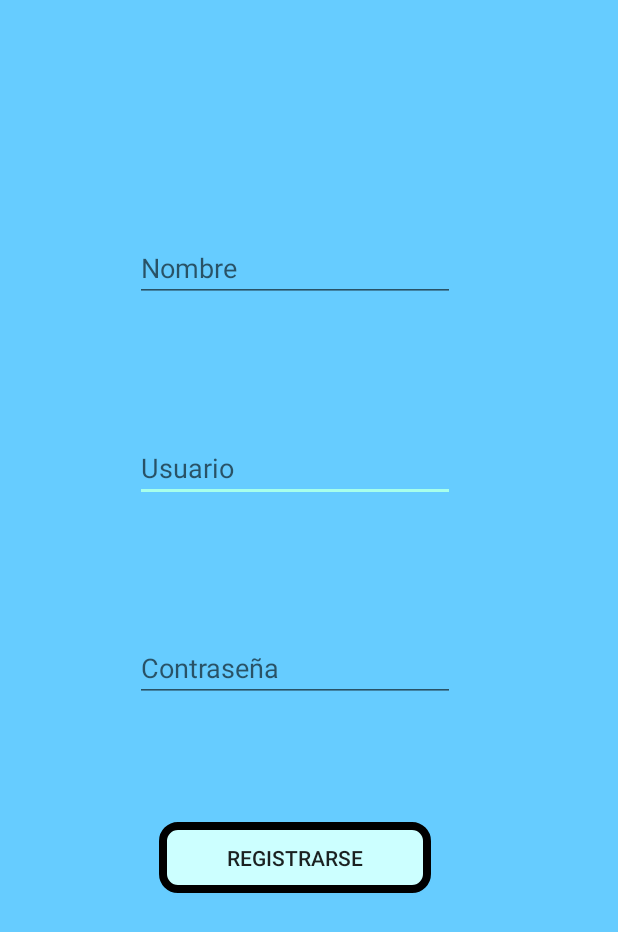
After one commit to luca9389/app.prueba.dogcatalogo, an Android app: the layout activity_registrarse.xml on its own in the app's theme, with its tools: preview values and no code run, on a phone screen of 412 x 824 dp. The commit adds this screen. Shown: the top 932 px of the screen. Run offline under Robolectric (Android 15) with nearby library versions, the light colour scheme and no system bars.

Commit message:
Initial commit

```diff
--- a/app/src/main/java/app/prueba/dogcatalogo/DogsResponse.kt
+++ b/app/src/main/java/app/prueba/dogcatalogo/DogsResponse.kt
@@ -1,5 +1,9 @@
 package app.prueba.dogcatalogo
 
+import android.os.Parcel
+import android.os.Parcelable
 import com.google.gson.annotations.SerializedName
 
-data class DogsResponse(@SerializedName("status") var status: String, @SerializedName("message") var images: List<String>)
+data class DogsResponse(@SerializedName("status") var status: String, @SerializedName("message") var images: List<String>) {
+
+}
--- /dev/null
+++ b/app/src/main/res/drawable/boton_redondo.xml
@@ -0,0 +1,8 @@
+<?xml version="1.0" encoding="utf-8"?>
+<shape xmlns:android="http://schemas.android.com/apk/res/android">
+
+    <stroke android:color="@color/bordes" android:width="5dp"> </stroke>
+    <solid android:color="@color/boton"></solid>
+    <corners android:radius="10dp"></corners>
+
+</shape>
--- a/app/src/main/res/layout/activity_main.xml
+++ b/app/src/main/res/layout/activity_main.xml
@@ -3,12 +3,14 @@
     xmlns:app="http://schemas.android.com/apk/res-auto"
     xmlns:tools="http://schemas.android.com/tools"
     android:id="@+id/viewRoot"
+    android:background="@drawable/c1942acd2896ee1e374ce4ca0d32ae75"
     android:layout_width="match_parent"
     android:layout_height="match_parent"
     tools:context="app.prueba.dogcatalogo.MainActivity">
 
     <androidx.appcompat.widget.SearchView
         android:id="@+id/searchBreed"
+        android:background="@color/colorAccent"
         android:layout_width="match_parent"
         android:layout_height="wrap_content"
         android:elevation="7dp"
--- /dev/null
+++ b/app/src/main/res/layout/activity_registrarse.xml
@@ -0,0 +1,67 @@
+<?xml version="1.0" encoding="utf-8"?>
+<androidx.constraintlayout.widget.ConstraintLayout xmlns:android="http://schemas.android.com/apk/res/android"
+    xmlns:app="http://schemas.android.com/apk/res-auto"
+    xmlns:tools="http://schemas.android.com/tools"
+    android:layout_width="match_parent"
+    android:layout_height="match_parent"
+    android:background="@color/Fondodelogin"
+    tools:context="app.prueba.dogcatalogo.actividad_login">
+
+
+    <EditText
+        android:id="@+id/edtusuario2"
+        android:layout_width="wrap_content"
+        android:layout_height="wrap_content"
+        android:layout_marginTop="88dp"
+        android:ems="10"
+        android:hint="Usuario"
+        android:inputType="textPersonName"
+        android:text=""
+        android:textSize="18sp"
+        app:layout_constraintEnd_toEndOf="@+id/editTextnombre"
+        app:layout_constraintHorizontal_bias="0.0"
+        app:layout_constraintStart_toStartOf="@+id/editTextnombre"
+        app:layout_constraintTop_toBottomOf="@+id/editTextnombre" />
+
+    <EditText
+        android:id="@+id/edtcontra2"
+        android:layout_width="wrap_content"
+        android:layout_height="wrap_content"
+        android:layout_marginTop="88dp"
+        android:ems="10"
+        android:hint="Contraseña"
+        android:inputType="textPassword"
+        app:layout_constraintEnd_toEndOf="@+id/edtusuario2"
+        app:layout_constraintHorizontal_bias="0.0"
+        app:layout_constraintStart_toStartOf="@+id/edtusuario2"
+        app:layout_constraintTop_toBottomOf="@+id/edtusuario2" />
+
+    <EditText
+        android:id="@+id/editTextnombre"
+        android:layout_width="wrap_content"
+        android:layout_height="wrap_content"
+        android:layout_marginStart="50dp"
+        android:layout_marginTop="156dp"
+        android:layout_marginEnd="99dp"
+        android:ems="10"
+        android:inputType="textPersonName"
+        android:text=""
+        android:hint="Nombre"
+        app:layout_constraintEnd_toEndOf="parent"
+        app:layout_constraintHorizontal_bias="0.816"
+        app:layout_constraintStart_toStartOf="parent"
+        app:layout_constraintTop_toTopOf="parent" />
+
+    <Button
+        android:id="@+id/buttonregistrarse2"
+        android:layout_width="181dp"
+        android:layout_height="47dp"
+        android:layout_marginTop="80dp"
+        android:background="@drawable/boton_redondo"
+        android:text="Registrarse"
+        app:layout_constraintEnd_toEndOf="@+id/edtcontra2"
+        app:layout_constraintStart_toStartOf="@+id/edtcontra2"
+        app:layout_constraintTop_toBottomOf="@+id/edtcontra2" />
+
+
+</androidx.constraintlayout.widget.ConstraintLayout>
--- a/app/src/main/res/layout/item_perros.xml
+++ b/app/src/main/res/layout/item_perros.xml
@@ -11,8 +11,8 @@
     <androidx.cardview.widget.CardView
         android:layout_width="wrap_content"
         android:layout_height="match_parent"
-        card_view:cardCornerRadius="5dp"
-        card_view:cardElevation="3dp"/>
+        card_view:cardCornerRadius="7dp"
+        card_view:cardElevation="5dp"/>
 
 
 
@@ -21,7 +21,7 @@
         android:layout_width="match_parent"
         android:layout_height="match_parent"
         android:layout_marginStart="5dp"
-        android:layout_marginEnd="10dp"
+        android:layout_marginEnd="5dp"
         android:scaleType="fitXY" />
 
 </LinearLayout>
--- a/app/src/main/res/values/colors.xml
+++ b/app/src/main/res/values/colors.xml
@@ -2,5 +2,8 @@
 <resources>
     <color name="colorPrimary">#008577</color>
     <color name="colorPrimaryDark">#00574B</color>
-    <color name="colorAccent">#D81B60</color>
+    <color name="colorAccent">#A7FFEB</color>
+    <color name="Fondodelogin">#66CCFF </color>
+    <color name="boton">#CCFFFF </color>
+    <color name="bordes">#000000 </color>
 </resources>
```
Also changed, not shown: app/src/main/java/actividad_login.kt (added, +27 -0 lines), app/src/main/java/app/prueba/dogcatalogo/MainActivity.kt (+6 -1 lines), app/src/main/res/drawable/ic_account_box_black_24dp.xml (added, +9 -0 lines), app/src/main/res/drawable/ic_lock_black_24dp.xml (added, +9 -0 lines), app/src/main/res/layout/patalla_login.xml (added, +112 -0 lines), app/src/main/res/drawable/c1942acd2896ee1e374ce4ca0d32ae75.jpg (added), app/src/main/res/drawable/logo.png (added).
